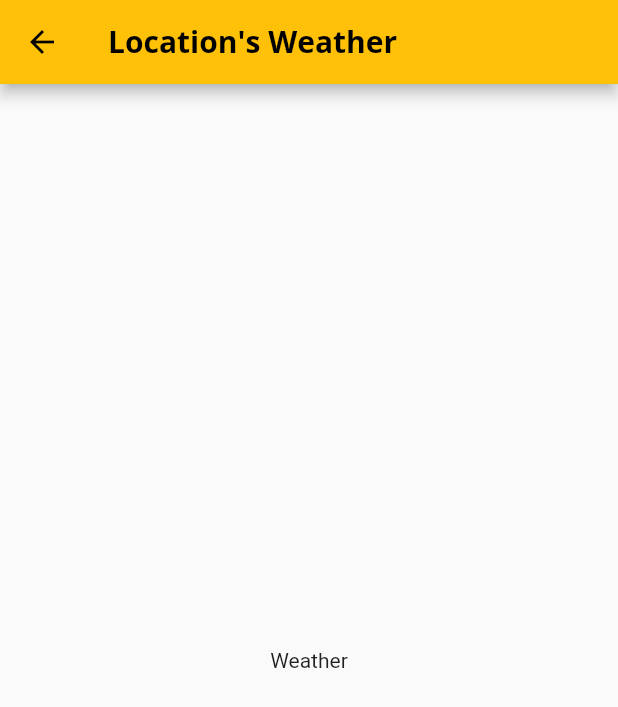
After one commit to afiqaimanafr/NeXT-assessment, a Flutter app: the WeatherScreen screen opened directly, on a phone screen of 412 x 824 dp. The commit adds this screen. Shown: the top 707 px of the screen. Run offline on Flutter 3.47's test engine with Material 2 defaults, Android fonts, the phone set to English and light mode, and no system bars.

```diff
--- /dev/null
+++ b/lib/screens/weather_screen.dart
@@ -0,0 +1,34 @@
+import 'package:flutter/material.dart';
+import 'package:iss_next_assessment/constant.dart';
+
+class WeatherScreen extends StatefulWidget {
+  String lat, long;
+  int time;
+  WeatherScreen({
+    this.lat,
+    this.long,
+    this.time,
+  });
+  @override
+  _WeatherScreenState createState() => _WeatherScreenState();
+}
+
+class _WeatherScreenState extends State<WeatherScreen> {
+  @override
+  Widget build(BuildContext context) {
+    return Scaffold(
+      appBar: AppBar(
+        title: const Text(
+          'Location\'s Weather',
+          style: TextStyle(
+            fontFamily: primaryFamilyFont,
+            fontWeight: FontWeight.bold,
+          ),
+        ),
+      ),
+      body: Center(
+        child: Text('Weather'),
+      ),
+    );
+  }
+}
```
Also changed, not shown: lib/widgets/iss_location_card.dart (+13 -3 lines).
